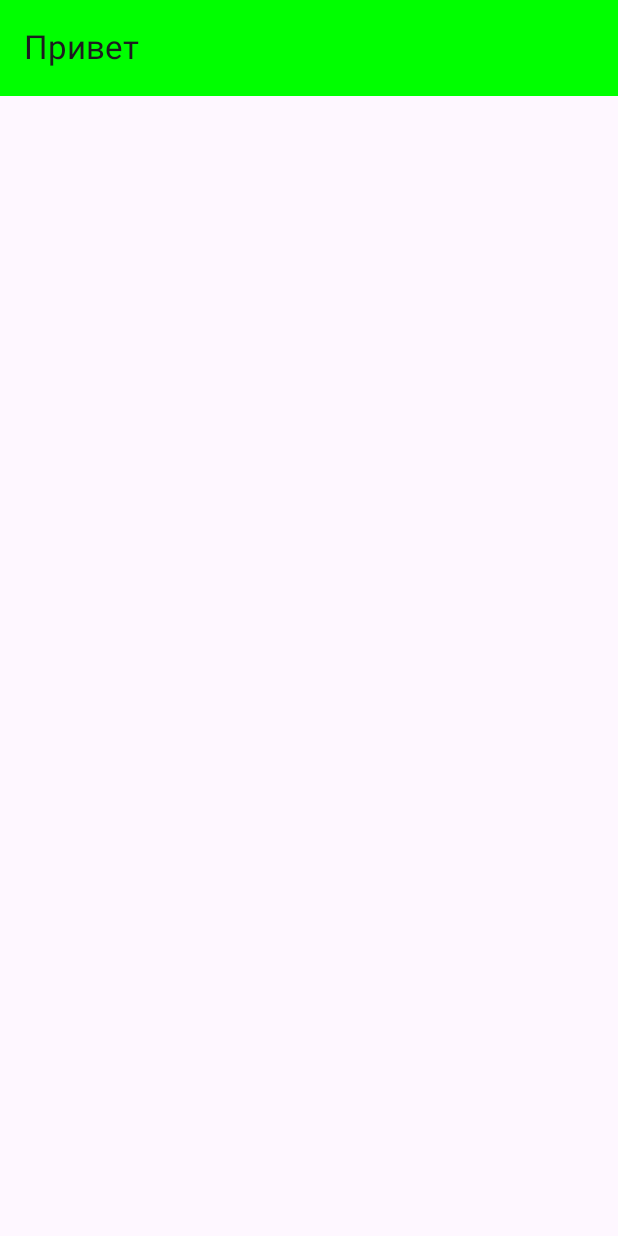
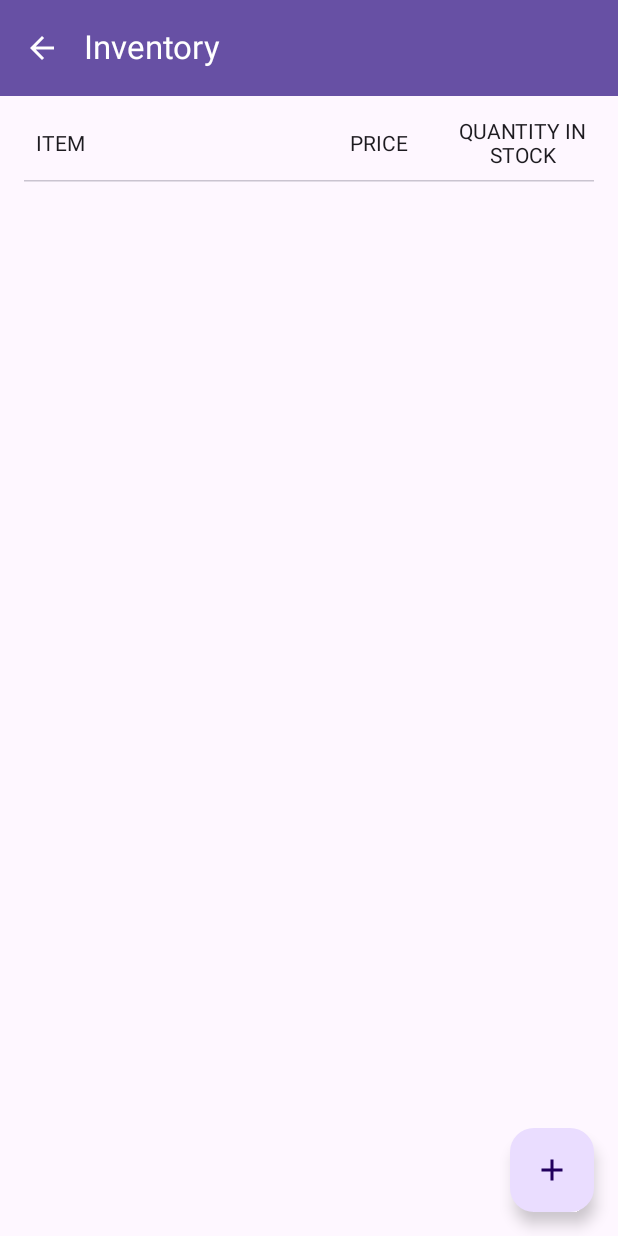
Before and after one commit to 123456789SaVa/inventory, an Android app built with Jetpack Compose: the InventoryScreen screen opened through its navigation route, on a phone screen of 412 x 824 dp. Run offline under Robolectric (Android 15) with nearby library versions, the phone set to English and light mode, and no system bars; our stand-ins replace Room's generated code; 2 statements that could not run were skipped.

Commit message:
сделал инвентарь

```diff
--- /dev/null
+++ b/app/src/main/java/com/Sava/inventory/DAO.kt
@@ -0,0 +1,19 @@
+package com.Sava.inventory
+
+import androidx.room.Dao
+import androidx.room.Insert
+import androidx.room.OnConflictStrategy
+import androidx.room.Query
+import kotlinx.coroutines.flow.Flow
+
+@Dao
+interface ItemDao {
+    @Insert(onConflict = OnConflictStrategy.REPLACE)
+    suspend fun insert(item: Item)
+
+    @Query("SELECT * FROM items")
+    fun getAllItems(): Flow<List<Item>>
+
+    @Query("DELETE FROM items WHERE id = :id")
+    suspend fun deleteById(id: Long)
+}
--- /dev/null
+++ b/app/src/main/java/com/Sava/inventory/Database.kt
@@ -0,0 +1,9 @@
+package com.Sava.inventory
+
+import androidx.room.Database
+import androidx.room.RoomDatabase
+
+@Database(entities = [Item::class], version = 1)
+abstract class AppDatabase : RoomDatabase() {
+    abstract fun itemDao(): ItemDao
+}
--- a/app/src/main/java/com/Sava/inventory/MainActivity.kt
+++ b/app/src/main/java/com/Sava/inventory/MainActivity.kt
@@ -1,61 +1,95 @@
 package com.Sava.inventory
 
 
+
+import ADD_EDIT_ITEM_SCREEN
+import AddEditItemScreen
+import INVENTORY_SCREEN
+import ITEM_DETAILS_SCREEN
+import InventoryScreen
+import ItemDetailsScreen
 import android.os.Bundle
 import androidx.activity.ComponentActivity
 import androidx.activity.compose.setContent
 import androidx.compose.foundation.layout.padding
+import androidx.compose.material.icons.Icons
+import androidx.compose.material.icons.automirrored.filled.ArrowBack
+import androidx.compose.material3.Button
 import androidx.compose.material3.ExperimentalMaterial3Api
+import androidx.compose.material3.FloatingActionButton
+import androidx.compose.material3.Icon
+import androidx.compose.material3.IconButton
+import androidx.compose.material3.MaterialTheme
 import androidx.compose.material3.Scaffold
 import androidx.compose.material3.Text
 import androidx.compose.material3.TopAppBar
 import androidx.compose.material3.TopAppBarDefaults.topAppBarColors
 import androidx.compose.runtime.Composable
+import androidx.compose.runtime.getValue
 import androidx.compose.ui.Modifier
 import androidx.compose.ui.graphics.Color
+import androidx.compose.ui.res.painterResource
+import androidx.lifecycle.viewmodel.compose.viewModel
 import androidx.navigation.compose.NavHost
 import androidx.navigation.compose.composable
+import androidx.navigation.compose.currentBackStackEntryAsState
 import androidx.navigation.compose.rememberNavController
 
 
-class MainActivity: ComponentActivity() {
+
+class MainActivity : ComponentActivity() {
     override fun onCreate(savedInstanceState: Bundle?) {
         super.onCreate(savedInstanceState)
         setContent {
-            MyApp()
+            InventoryApp()
         }
     }
 }
 
 
+
+
+
 @OptIn(ExperimentalMaterial3Api::class)
 @Composable
-fun MyApp() {
-    Scaffold(topBar = {
-        TopAppBar(
-            title = { Text(text = "Привет") },
-            colors = topAppBarColors(containerColor = Color.Green)
-        )
-    })
+fun InventoryApp() {
+    val navController = rememberNavController()
+    val currentBackStackEntry by navController.currentBackStackEntryAsState()
+    val currentRoute = currentBackStackEntry?.destination?.route
+    val viewModel:ItemViewModel = viewModel()
+    Scaffold(
+        topBar = {
+            TopAppBar(
+                title = { Text(text = currentRoute ?: "", color = Color.White) },
+                navigationIcon = {
+                    if (navController.previousBackStackEntry != null) {
+                        IconButton(onClick = { navController.popBackStack() }) {
+                            Icon(
+                                imageVector = Icons.AutoMirrored.Filled.ArrowBack,
+                                contentDescription = null, tint = Color.White
+                            )
+                        }
+                    }
+                },
+                colors = topAppBarColors(containerColor = MaterialTheme.colorScheme.primary)
+            )
+        }, floatingActionButton = {
+            if (currentRoute == INVENTORY_SCREEN) FloatingActionButton({
+                viewModel.selectedItem = null
+                navController.navigate(ADD_EDIT_ITEM_SCREEN)
+            }) { Icon(painter = painterResource(R.drawable.add), contentDescription = null) }
+            if (currentRoute == ITEM_DETAILS_SCREEN) FloatingActionButton({
+                navController.navigate(ADD_EDIT_ITEM_SCREEN)
+            }) { Icon(painter = painterResource(R.drawable.edit), contentDescription = null) }
+        })
     { padding ->
-        val navController = rememberNavController()
-
         NavHost(
-            navController = navController,
-            startDestination =INVENTORY_SCREEN ,
+            navController = navController, startDestination = INVENTORY_SCREEN ,
             modifier = Modifier.padding(padding)
         ) {
-
-
-            composable(INVENTORY_SCREEN) { InventoryScreen(navController) }
-            composable(ADD_ITEM_SCREEN) { AddItemScreen(navController) }
-            composable(EDIT_ITEM_SCREEN) { EditItemScreen(navController) }
-            composable(ITEM_DETAILS_SCREEN) { ItemDetailsScreen(navController) }
-
-        }}}
-
-
-data class Item(
-    var title:String,
-    var price:Long,
-    var quantity:Long)
+            composable(INVENTORY_SCREEN) { InventoryScreen(navController, viewModel) }
+            composable(ADD_EDIT_ITEM_SCREEN) { AddEditItemScreen(navController, viewModel) }
+            composable(ITEM_DETAILS_SCREEN) { ItemDetailsScreen(navController, viewModel) }
+        }
+    }
+}
--- /dev/null
+++ b/app/src/main/java/com/Sava/inventory/ViewModel.kt
@@ -0,0 +1,25 @@
+package com.Sava.inventory
+
+import android.app.Application
+import androidx.lifecycle.AndroidViewModel
+import androidx.lifecycle.viewModelScope
+import androidx.room.Room
+import kotlinx.coroutines.launch
+
+class ItemViewModel(application: Application) : AndroidViewModel(application) {
+    private val database: AppDatabase =
+        Room.databaseBuilder(application, AppDatabase::class.java, "item_db").build()
+    val itemDao = database.itemDao()
+    var selectedItem: Item? = null
+    val allItems = itemDao.getAllItems()
+
+    // Добавить новый элемент
+    fun insertItem(item: Item) = viewModelScope.launch {
+        itemDao.insert(item)
+    }
+
+    // Удалить элемент по ID
+    fun deleteItemById(itemId: Long) = viewModelScope.launch {
+        itemDao.deleteById(itemId)
+    }
+}
--- /dev/null
+++ b/app/src/main/res/drawable/add.xml
@@ -0,0 +1,5 @@
+  <vector xmlns:android="http://schemas.android.com/apk/res/android" android:height="24dp" android:tint="#000000" android:viewportHeight="24" android:viewportWidth="24" android:width="24dp">
+
+    <path android:fillColor="@android:color/white" android:pathData="M19,13h-6v6h-2v-6H5v-2h6V5h2v6h6v2z"/>
+
+</vector>
--- /dev/null
+++ b/app/src/main/res/drawable/edit.xml
@@ -0,0 +1,5 @@
+<vector xmlns:android="http://schemas.android.com/apk/res/android" android:height="24dp" android:tint="#000000" android:viewportHeight="24" android:viewportWidth="24" android:width="24dp">
+
+    <path android:fillColor="@android:color/white" android:pathData="M3,17.25V21h3.75L17.81,9.94l-3.75,-3.75L3,17.25zM20.71,7.04c0.39,-0.39 0.39,-1.02 0,-1.41l-2.34,-2.34c-0.39,-0.39 -1.02,-0.39 -1.41,0l-1.83,1.83 3.75,3.75 1.83,-1.83z"/>
+
+</vector>
```
Also changed, not shown: app/build.gradle.kts (+8 -9 lines), app/src/main/java/com/Sava/inventory/DataClass.kt (added, +12 -0 lines), app/src/main/java/com/Sava/inventory/inventory.kt (+146 -46 lines), gradle/libs.versions.toml (+12 -14 lines).
